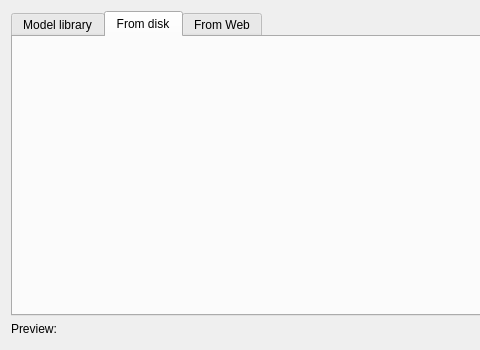
Above: gui_client/AddObjectDialog.ui from shipilovden/substrata-metasiberia before the change; both pictures show x 0 to 480 and y 0 to 350 of the 1124 by 686 pixel window. Below: the same form after it.
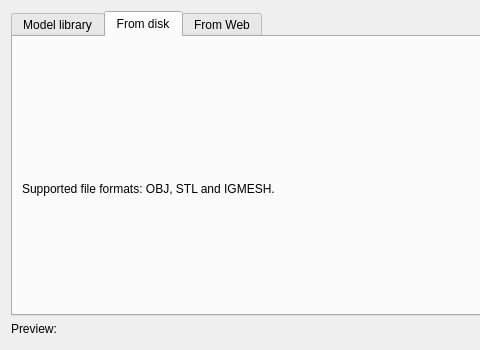
That is the form after the change. The open tabs and pages were chosen to show the change. Custom widgets are drawn as their Qt base class.

Commit message: Added a label explaining accepted file formats. Removed some debug output.

Diff of the .ui file:
```diff
--- a/gui_client/AddObjectDialog.ui
+++ b/gui_client/AddObjectDialog.ui
@@ -44,6 +44,13 @@
          </property>
         </widget>
        </item>
+       <item>
+        <widget class="QLabel" name="label_3">
+         <property name="text">
+          <string>Supported file formats: OBJ, STL and IGMESH.</string>
+         </property>
+        </widget>
+       </item>
       </layout>
      </widget>
      <widget class="QWidget" name="tab_3">
```
The commit also changes 1 other file.
